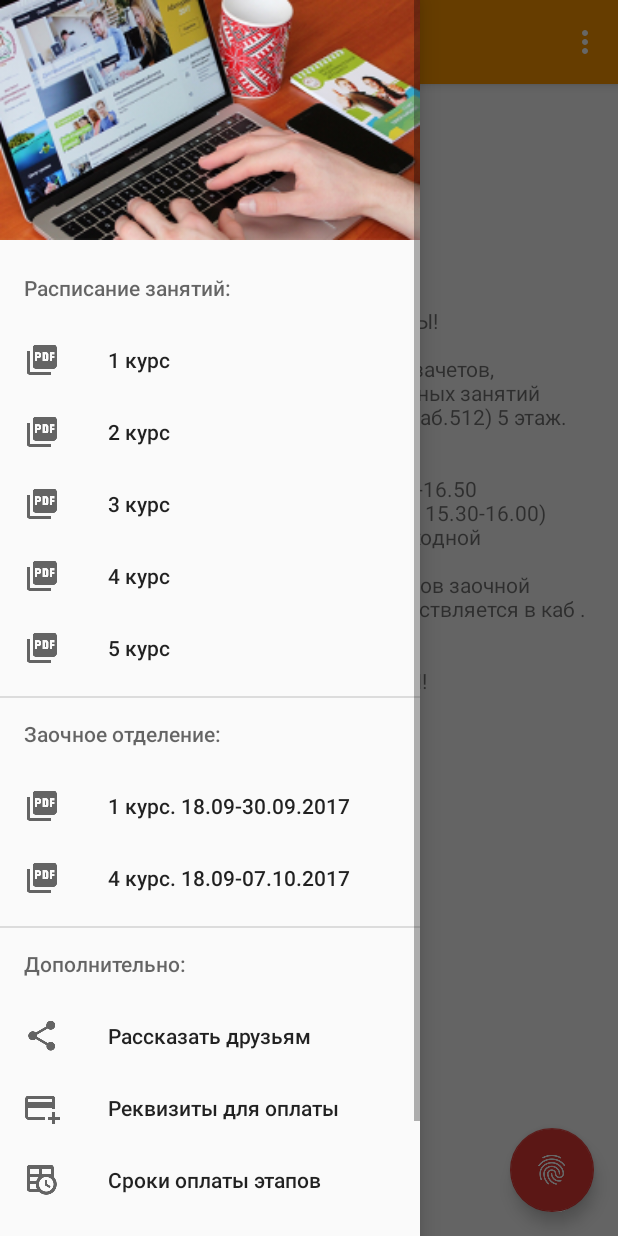
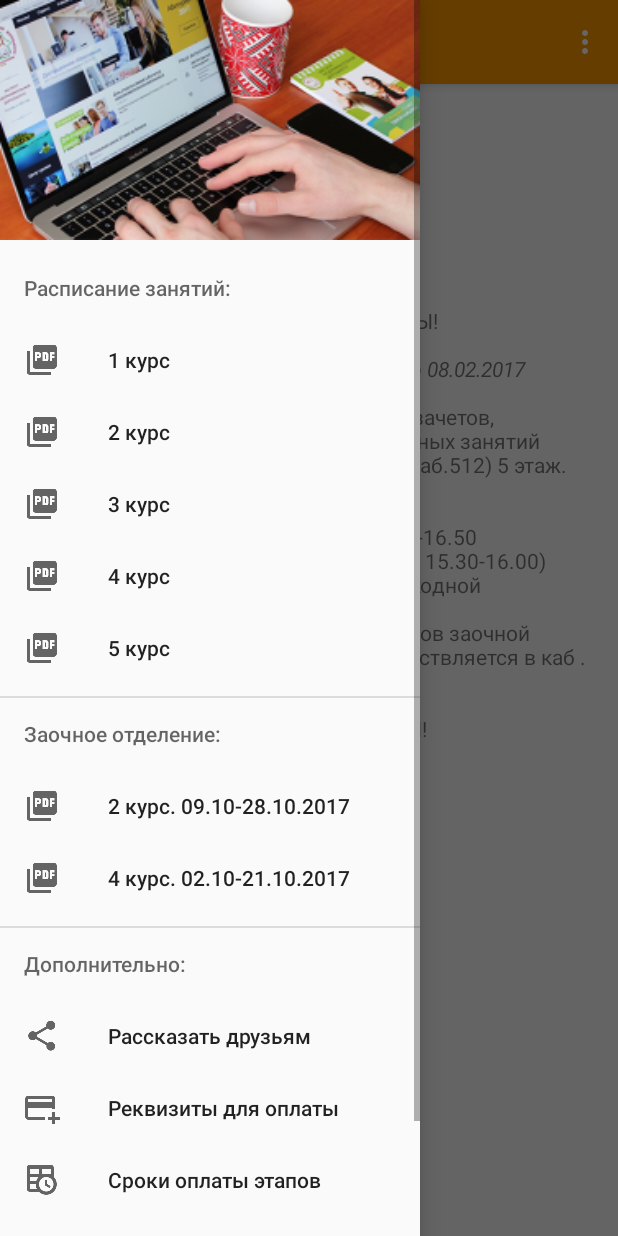
Before and after one commit to kiruha21/IPD3, an Android app: the screen it shows after launch (MainActivity), with the side drawer open, on a phone screen of 412 x 824 dp. Run offline under Robolectric (Android 15) with nearby library versions, the phone set to English and light mode, and no system bars.

Commit message:
IPD3
IPD3

```diff
--- a/app/build.gradle
+++ b/app/build.gradle
@@ -8,8 +8,8 @@ android {
         applicationId "com.yarashevich.kiryl.ipd"
         minSdkVersion 14
         targetSdkVersion 26
-        versionCode 11
-        versionName "1.10.09-YK28092017"
+        versionCode 13
+        versionName "1.10.13-YK03102017"
         testInstrumentationRunner "android.support.test.runner.AndroidJUnitRunner"
     }
     buildTypes {
--- a/app/src/main/AndroidManifest.xml
+++ b/app/src/main/AndroidManifest.xml
@@ -9,6 +9,7 @@
         android:icon="@mipmap/ic_launcher"
         android:roundIcon="@mipmap/ic_launcher_round"
         android:label="@string/app_name"
+        android:screenOrientation="portrait"
         android:supportsRtl="true"
         android:theme="@style/AppTheme">
 
@@ -31,6 +32,7 @@
         <activity
             android:name=".MainActivity"
             android:label="@string/app_name"
+            android:screenOrientation="portrait"
             android:theme="@style/AppTheme.NoActionBar">
             <meta-data
                 android:name="android.support.PARENT_ACTIVITY"
@@ -39,6 +41,7 @@
         <activity
             android:name=".ExampleMaterialAboutFragmentActivity"
             android:label="@string/title_activity_scrolling"
+            android:screenOrientation="portrait"
             android:parentActivityName=".MainActivity"
             android:theme="@style/AppTheme.NoActionBar">
             <meta-data
@@ -98,6 +101,7 @@
 
         <activity android:name=".ScrollingActivity2"
             android:label="@string/title_activity_2017"
+            android:screenOrientation="portrait"
             android:parentActivityName=".MainActivity"
             android:theme="@style/AppTheme.NoActionBar">
             <meta-data
--- a/app/src/main/java/com/yarashevich/kiryl/ipd/MainActivity.java
+++ b/app/src/main/java/com/yarashevich/kiryl/ipd/MainActivity.java
@@ -3,7 +3,6 @@ package com.yarashevich.kiryl.ipd;
 import android.content.Intent;
 import android.net.Uri;
 import android.os.Bundle;
-import android.support.design.widget.FloatingActionButton;
 import android.support.design.widget.NavigationView;
 import android.support.v4.view.GravityCompat;
 import android.support.v4.widget.DrawerLayout;
@@ -12,7 +11,6 @@ import android.support.v7.app.AppCompatActivity;
 import android.support.v7.widget.Toolbar;
 import android.view.Menu;
 import android.view.MenuItem;
-import android.view.View;
 
 public class MainActivity extends AppCompatActivity
         implements NavigationView.OnNavigationItemSelectedListener {
@@ -24,16 +22,6 @@ public class MainActivity extends AppCompatActivity
         Toolbar toolbar = (Toolbar) findViewById(R.id.toolbar);
         setSupportActionBar(toolbar);
 
-
-        FloatingActionButton fab = (FloatingActionButton) findViewById(R.id.fab);
-        fab.setOnClickListener(new View.OnClickListener() {
-            @Override
-            public void onClick(View view) {
-                Intent browserIntent = new Intent(Intent.ACTION_VIEW, Uri.parse("https://vk.com/kirill_yaroshevich" +
-                        ""));
-                startActivity(browserIntent);
-            }
-        });
 
         DrawerLayout drawer = (DrawerLayout) findViewById(R.id.drawer_layout);
         ActionBarDrawerToggle toggle = new ActionBarDrawerToggle(
--- a/app/src/main/java/com/yarashevich/kiryl/ipd/Zaochnoe_A.java
+++ b/app/src/main/java/com/yarashevich/kiryl/ipd/Zaochnoe_A.java
@@ -24,7 +24,7 @@ public class Zaochnoe_A extends AppCompatActivity {
 // redirection occurs-—
         webView.setWebViewClient(new Callback());
 
-        String pdfURL = "http://www.uoipd.by/files/files/studentu/raspisanie/zaochnoe/Raspisanie_4k._7sessii_sokr.18.09-07.10.2017.pdf";
+        String pdfURL = "http://www.uoipd.by/files/files/studentu/raspisanie/zaochnoe/4_sokr_7_sessija_02.10-21.10.2017.pdf";
         webView.loadUrl(
                 "http://docs.google.com/gview?embedded=true&url=" + pdfURL);
 
--- a/app/src/main/java/com/yarashevich/kiryl/ipd/Zaochnoe_B.java
+++ b/app/src/main/java/com/yarashevich/kiryl/ipd/Zaochnoe_B.java
@@ -24,7 +24,7 @@ public class Zaochnoe_B extends AppCompatActivity {
 // redirection occurs-—
         webView.setWebViewClient(new Callback());
 
-        String pdfURL = "http://www.uoipd.by/files/files/studentu/raspisanie/zaochnoe/1_kurs_Ustanovochnaja_sessija_18.09.-30.09.2017.pdf";
+        String pdfURL = "http://www.uoipd.by/files/files/studentu/raspisanie/zaochnoe/Raspisanie_2k._poln._srok_s_09.10_po_28.10.2017.pdf";
         webView.loadUrl(
                 "http://docs.google.com/gview?embedded=true&url=" + pdfURL);
 
--- a/app/src/main/res/layout/app_bar_main.xml
+++ b/app/src/main/res/layout/app_bar_main.xml
@@ -24,12 +24,4 @@
 
     <include layout="@layout/content_main" />
 
-    <android.support.design.widget.FloatingActionButton
-        android:id="@+id/fab"
-        android:layout_width="wrap_content"
-        android:layout_height="wrap_content"
-        android:layout_gravity="bottom|end"
-        android:layout_margin="@dimen/fab_margin"
-        app:srcCompat="@drawable/ic_fingerprint_white_24dp" />
-
 </android.support.design.widget.CoordinatorLayout>
--- a/app/src/main/res/values/strings.xml
+++ b/app/src/main/res/values/strings.xml
@@ -12,7 +12,7 @@
 
     <string name="action_settings">Информация</string>
     <string name="inf1">"УВАЖАЕМЫЕ СТУДЕНТЫ!"\n\n
-
+        <i>"Зимние каникулы с 26.01.2017 по 08.02.2017"\n\n</i>
 "Прием оплаты за пересдачу зачетов,"\n
 "экзаменов и отработок пропущенных занятий"\n
 "осуществляется в кассе института (каб.512) 5 этаж."\n\n
@@ -66,8 +66,8 @@
 "Адрес банка: г.Минск, пр-т Независимости,95а"\n</string>
 
     <string name="timing">Сроки оплаты этапов</string>
-    <string name="zaochnoe_a">4 курс. 18.09-07.10.2017 </string>
-    <string name="zaochnoe_b">1 курс. 18.09-30.09.2017 </string>
+    <string name="zaochnoe_a">4 курс. 02.10-21.10.2017 </string>
+    <string name="zaochnoe_b">2 курс. 09.10-28.10.2017 </string>
 
 
 
```
